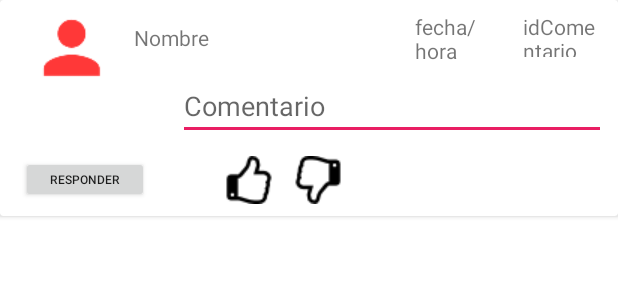
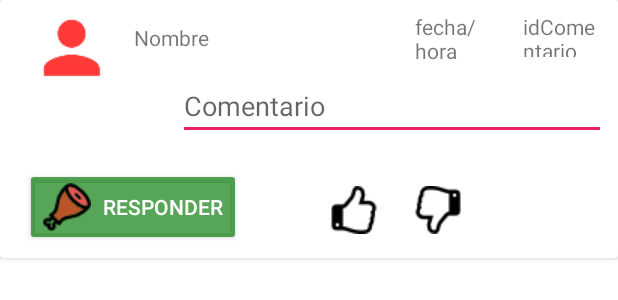
Before and after one commit to nelagalvez1984/AppIncarlopsa, an Android app: the layout comentario.xml on its own in the app's theme, with its tools: preview values and no code run, on a phone screen of 412 x 824 dp. Shown: the top 300 px of the screen. Run offline under Robolectric (Android 15) with nearby library versions, the light colour scheme and no system bars.

Commit message:
comentario xml y iconos

```diff
--- a/app/src/main/res/layout/comentario.xml
+++ b/app/src/main/res/layout/comentario.xml
@@ -80,42 +80,50 @@
         android:layout_height="match_parent">
 
         <Button
-            android:id="@+id/btnResponder"
-            android:layout_width="85dp"
-            android:layout_height="31dp"
+            android:id="@+id/btnResponderjamon"
+            android:layout_width="wrap_content"
+            android:layout_height="wrap_content"
+            android:layout_centerHorizontal="true"
+            android:layout_centerVertical="true"
+            android:layout_marginBottom="8dp"
             android:layout_marginEnd="8dp"
             android:layout_marginStart="8dp"
-            android:layout_marginTop="104dp"
-            android:text="responder"
-            android:textSize="8sp"
-            app:layout_constraintEnd_toStartOf="@+id/btnLike"
-            app:layout_constraintHorizontal_bias="0.088"
+            android:layout_marginTop="112dp"
+            android:backgroundTint="@color/colorVerdeDegradado"
+            android:drawableLeft="@drawable/jamonsito"
+            android:drawablePadding="8dp"
+            android:text="Responder"
+            android:textColor="@android:color/white"
+            app:layout_constraintBottom_toBottomOf="parent"
+            app:layout_constraintEnd_toEndOf="parent"
+            app:layout_constraintHorizontal_bias="0.035"
             app:layout_constraintStart_toStartOf="parent"
-            app:layout_constraintTop_toTopOf="parent" />
+            app:layout_constraintTop_toTopOf="parent"
+            app:layout_constraintVertical_bias="1.0" />
 
         <ImageView
-            android:id="@+id/btnLike"
+            android:id="@+id/btnLikeoff"
             android:layout_width="wrap_content"
             android:layout_height="wrap_content"
-            android:layout_marginEnd="8dp"
+            android:layout_marginEnd="24dp"
             android:layout_marginStart="36dp"
-            android:layout_marginTop="104dp"
-            app:layout_constraintEnd_toStartOf="@+id/btnDislike"
+            android:layout_marginTop="124dp"
+            app:layout_constraintEnd_toStartOf="@+id/btnDislikeoff"
             app:layout_constraintStart_toEndOf="@+id/btnResponder"
             app:layout_constraintTop_toTopOf="parent"
             app:srcCompat="@drawable/me_gusta_web" />
 
         <ImageView
-            android:id="@+id/btnDislike"
+            android:id="@+id/btnDislikeoff"
             android:layout_width="wrap_content"
             android:layout_height="wrap_content"
             android:layout_marginBottom="8dp"
-            android:layout_marginEnd="184dp"
+            android:layout_marginEnd="104dp"
             android:layout_marginTop="104dp"
             app:layout_constraintBottom_toBottomOf="parent"
             app:layout_constraintEnd_toEndOf="parent"
             app:layout_constraintTop_toTopOf="parent"
-            app:layout_constraintVertical_bias="1.0"
+            app:layout_constraintVertical_bias="0.714"
             app:srcCompat="@drawable/no_me_gusta_web" />
 
     </android.support.constraint.ConstraintLayout>
--- a/app/src/main/res/values/colors.xml
+++ b/app/src/main/res/values/colors.xml
@@ -684,9 +684,10 @@
     <color name="colorPrimary">#3F51B5</color>
     <color name="colorPrimaryDark">#303F9F</color>
     <color name="colorAccent">#b4a6ab</color>
-    <color name="colorVerdeApp">#1d871e</color>
+    <color name="colorVerdeApp">#bd1d871e</color>
     <color name="colorRosaApp">#FF4081</color>
     <color name="colorAzulApp">#3F51B5</color>
     <color name="toolbar">#e1e1e1</color>
+    <color name="colorVerdeDegradado">#BD1D871E</color>
 
 </resources>
```
Also changed, not shown: app/src/main/res/layout/actividad_botones.xml (added, +20 -0 lines), app/src/main/res/drawable/dislikerojo.png (added), app/src/main/res/drawable/jamonsito.png (added), app/src/main/res/drawable/likeverde.png (added).
